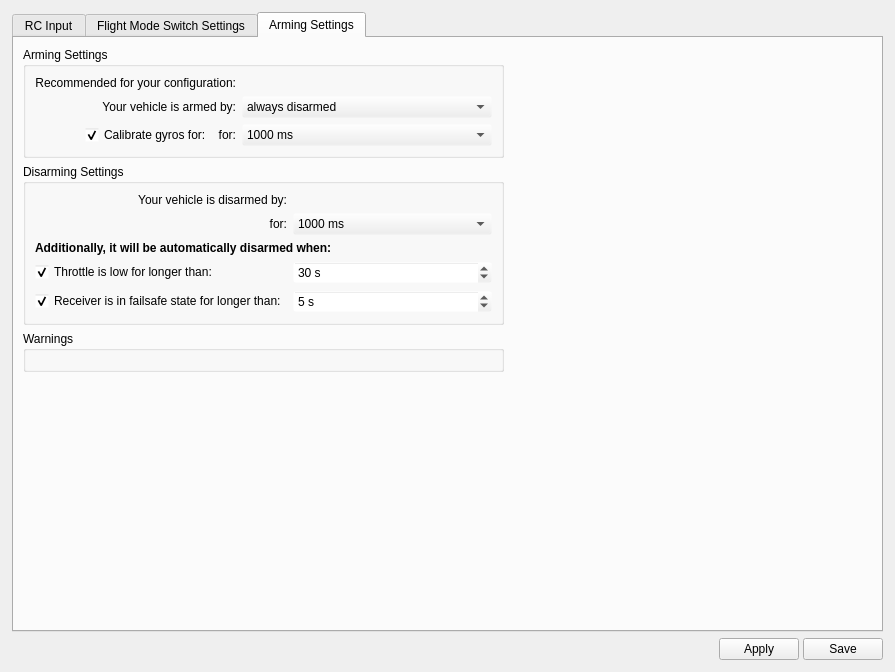
Before: the Qt Designer form ground/gcs/src/plugins/config/input.ui in d-ronin/dRonin, drawn with Qt 5.
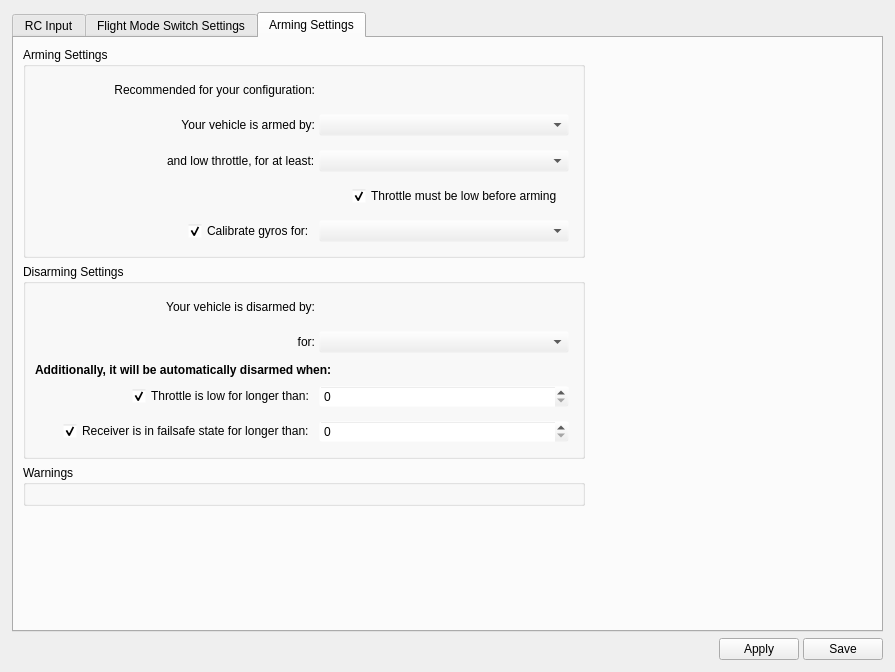
After: the same form once the commit is applied. The open tabs and pages were chosen to show the change. Icons and pictures are not drawn.

Commit message: GCS:Config: Further work on arming settings

What changed in the file:
```diff
--- a/ground/gcs/src/plugins/config/input.ui
+++ b/ground/gcs/src/plugins/config/input.ui
@@ -189,7 +189,7 @@
                    <number>12</number>
                   </property>
                   <item>
-                   <layout class="QHBoxLayout" name="horizontalLayout_8">
+                   <layout class="QHBoxLayout" name="horizontalLayout_17">
                     <property name="topMargin">
                      <number>5</number>
                     </property>
@@ -1426,7 +1426,7 @@
         <number>0</number>
        </property>
        <item>
-        <widget class="QScrollArea" name="scrollArea_2">
+        <widget class="QScrollArea" name="saArmingSettings">
          <property name="palette">
           <palette>
            <active>
@@ -1491,6 +1491,16 @@
            </disabled>
           </palette>
          </property>
+         <property name="styleSheet">
+          <string notr="true">QFrame[hasWarning=&quot;true&quot;] {
+	background-color: #f5c1c1;
+	background-image: url(:/configgadget/images/ic_warning_black_24px_trans.png);
+	background-repeat: none;
+	background-position: center left;
+	background-origin: content;
+}
+</string>
+         </property>
          <property name="frameShape">
           <enum>QFrame::NoFrame</enum>
          </property>
@@ -1515,7 +1525,201 @@
                 <string>Arming Settings</string>
                </property>
                <layout class="QGridLayout" name="gridLayout_6">
+                <item row="6" column="0" colspan="2">
+                 <widget class="QFrame" name="frSwitchArmTime">
+                  <property name="frameShape">
+                   <enum>QFrame::NoFrame</enum>
+                  </property>
+                  <property name="frameShadow">
+                   <enum>QFrame::Plain</enum>
+                  </property>
+                  <property name="lineWidth">
+                   <number>0</number>
+                  </property>
+                  <layout class="QHBoxLayout" name="horizontalLayout_9">
+                   <property name="spacing">
+                    <number>4</number>
+                   </property>
+                   <property name="leftMargin">
+                    <number>4</number>
+                   </property>
+                   <property name="topMargin">
+                    <number>4</number>
+                   </property>
+                   <property name="rightMargin">
+                    <number>4</number>
+                   </property>
+                   <property name="bottomMargin">
+                    <number>4</number>
+                   </property>
+                   <item>
+                    <spacer name="horizontalSpacer_2">
+                     <property name="orientation">
+                      <enum>Qt::Horizontal</enum>
+                     </property>
+                     <property name="sizeHint" stdset="0">
+                      <size>
+                       <width>24</width>
+                       <height>20</height>
+                      </size>
+                     </property>
+                    </spacer>
+                   </item>
+                   <item>
+                    <widget class="QCheckBox" name="cbCalibrateGyros">
+                     <property name="text">
+                      <string>Calibrate gyros for:</string>
+                     </property>
+                     <property name="checked">
+                      <bool>true</bool>
+                     </property>
+                     <property name="objrelation" stdset="0">
+                      <stringlist>
+                       <string>objname:ManualControlSettings</string>
+                       <string>fieldname:ArmingCalibrate</string>
+                      </stringlist>
+                     </property>
+                    </widget>
+                   </item>
+                   <item>
+                    <widget class="QComboBox" name="cbSwitchArmTime">
+                     <property name="sizePolicy">
+                      <sizepolicy hsizetype="Minimum" vsizetype="Fixed">
+                       <horstretch>0</horstretch>
+                       <verstretch>0</verstretch>
+                      </sizepolicy>
+                     </property>
+                     <property name="minimumSize">
+                      <size>
+                       <width>250</width>
+                       <height>0</height>
+                      </size>
+                     </property>
+                     <property name="currentText">
+                      <string/>
+                     </property>
+                     <property name="currentIndex">
+                      <number>-1</number>
+                     </property>
+                     <property name="objrelation" stdset="0">
+                      <stringlist notr="true">
+                       <string>objname:ManualControlSettings</string>
+                       <string>fieldname:ArmTime</string>
+                       <string>useunits:yes</string>
+                      </stringlist>
+                     </property>
+                    </widget>
+                   </item>
+                  </layout>
+                 </widget>
+                </item>
                 <item row="1" column="0" colspan="2">
+                 <widget class="QFrame" name="frRecommendedArm">
+                  <property name="frameShape">
+                   <enum>QFrame::NoFrame</enum>
+                  </property>
+                  <property name="frameShadow">
+                   <enum>QFrame::Plain</enum>
+                  </property>
+                  <property name="lineWidth">
+                   <number>0</number>
+                  </property>
+                  <layout class="QHBoxLayout" name="horizontalLayout_12">
+                   <property name="spacing">
+                    <number>4</number>
+                   </property>
+                   <property name="leftMargin">
+                    <number>4</number>
+                   </property>
+                   <property name="topMargin">
+                    <number>4</number>
+                   </property>
+                   <property name="rightMargin">
+                    <number>4</number>
+                   </property>
+                   <property name="bottomMargin">
+                    <number>4</number>
+                   </property>
+                   <item>
+                    <spacer name="horizontalSpacer_19">
+                     <property name="orientation">
+                      <enum>Qt::Horizontal</enum>
+                     </property>
+                     <property name="sizeHint" stdset="0">
+                      <size>
+                       <width>24</width>
+                       <height>20</height>
+                      </size>
+                     </property>
+                    </spacer>
+                   </item>
+                   <item>
+                    <widget class="QLabel" name="lblRecommendedDesc">
+                     <property name="text">
+                      <string>Recommended for your configuration:</string>
+                     </property>
+                     <property name="alignment">
+                      <set>Qt::AlignRight|Qt::AlignTrailing|Qt::AlignVCenter</set>
+                     </property>
+                    </widget>
+                   </item>
+                   <item>
+                    <widget class="QLabel" name="lblRecommendedArm">
+                     <property name="minimumSize">
+                      <size>
+                       <width>250</width>
+                       <height>0</height>
+                      </size>
+                     </property>
+                     <property name="text">
+                      <string/>
+                     </property>
+                    </widget>
+                   </item>
+                  </layout>
+                 </widget>
+                </item>
+                <item row="3" column="0" colspan="2">
+                 <widget class="QFrame" name="frArmMethod">
+                  <property name="frameShape">
+                   <enum>QFrame::NoFrame</enum>
+                  </property>
+                  <property name="frameShadow">
+                   <enum>QFrame::Plain</enum>
+                  </property>
+                  <property name="lineWidth">
+                   <number>0</number>
+                  </property>
+                  <layout class="QHBoxLayout" name="horizontalLayout_11">
+                   <property name="spacing">
+                    <number>4</number>
+                   </property>
+                   <property name="leftMargin">
+                    <number>4</number>
+                   </property>
+                   <property name="topMargin">
+                    <number>4</number>
+                   </property>
+                   <property name="rightMargin">
+                    <number>4</number>
+                   </property>
+                   <property name="bottomMargin">
+                    <number>4</number>
+                   </property>
+                   <item>
+                    <spacer name="horizontalSpacer_18">
+                     <property name="orientation">
+                      <enum>Qt::Horizontal</enum>
+                     </property>
+                     <property name="sizeHint" stdset="0">
+                      <size>
+                       <width>24</width>
+                       <height>20</height>
+                      </size>
+                     </property>
+                    </spacer>
+                   </item>
+                   <item>
                  <widget class="QLabel" name="lblArmDesc">
                   <property name="font">
                    <font>
@@ -1531,7 +1735,7 @@
                   </property>
                  </widget>
                 </item>
-                <item row="1" column="2">
+                   <item>
                  <widget class="QComboBox" name="cbArmMethod">
                   <property name="minimumSize">
                    <size>
@@ -1545,138 +1749,142 @@
                   <property name="toolTip">
                    <string>Indicate the control used for arming the airframe, in addition to setting the throttle to its minimum position. In other terms &quot;Throttle Off&quot;.</string>
                   </property>
-                  <item>
-                   <property name="text">
-                    <string>always disarmed</string>
-                   </property>
-                  </item>
-                  <item>
-                   <property name="text">
-                    <string>always armed</string>
-                   </property>
-                  </item>
-                  <item>
-                   <property name="text">
-                    <string>armed by a switch</string>
-                   </property>
-                  </item>
-                  <item>
-                   <property name="text">
-                    <string>armed by roll left</string>
-                   </property>
-                  </item>
-                  <item>
-                   <property name="text">
-                    <string>armed by roll right</string>
-                   </property>
-                  </item>
-                  <item>
-                   <property name="text">
-                    <string>armed by yaw left</string>
-                   </property>
-                  </item>
-                  <item>
-                   <property name="text">
-                    <string>armed by yaw right</string>
-                   </property>
-                  </item>
-                  <item>
-                   <property name="text">
-                    <string>armed by roll left and yaw right</string>
-                   </property>
-                  </item>
-                 </widget>
-                </item>
-                <item row="0" column="2">
-                 <widget class="QLabel" name="lblRecommendedArm">
-                  <property name="text">
-                   <string/>
-                  </property>
+                     <property name="objrelation" stdset="0">
+                      <stringlist>
+                       <string>objname:ManualControlSettings</string>
+                       <string>fieldname:Arming</string>
+                      </stringlist>
+                     </property>
+                    </widget>
+                   </item>
+                  </layout>
                  </widget>
                 </item>
-                <item row="3" column="2">
-                 <widget class="QComboBox" name="cbArmTime">
-                  <property name="sizePolicy">
-                   <sizepolicy hsizetype="Minimum" vsizetype="Fixed">
-                    <horstretch>0</horstretch>
-                    <verstretch>0</verstretch>
-                   </sizepolicy>
+                <item row="4" column="0" colspan="2">
+                 <widget class="QFrame" name="frStickArmTime">
+                  <property name="frameShape">
+                   <enum>QFrame::NoFrame</enum>
                   </property>
-                  <property name="minimumSize">
-                   <size>
-                    <width>250</width>
-                    <height>0</height>
-                   </size>
+                  <property name="frameShadow">
+                   <enum>QFrame::Plain</enum>
                   </property>
-                  <property name="currentText">
-                   <string>1000 ms</string>
+                  <property name="lineWidth">
+                   <number>0</number>
                   </property>
-                  <property name="currentIndex">
-                   <number>2</number>
-                  </property>
-                  <item>
-                   <property name="text">
-                    <string>250 ms</string>
+                  <layout class="QHBoxLayout" name="horizontalLayout">
+                   <property name="spacing">
+                    <number>4</number>
+                   </property>
+                   <property name="leftMargin">
+                    <number>4</number>
                    </property>
-                  </item>
-                  <item>
-                   <property name="text">
-                    <string>500 ms</string>
+                   <property name="topMargin">
+                    <number>4</number>
                    </property>
-                  </item>
-                  <item>
-                   <property name="text">
-                    <string>1000 ms</string>
+                   <property name="rightMargin">
+                    <number>4</number>
                    </property>
-                  </item>
-                 </widget>
-                </item>
-                <item row="0" column="0" colspan="2">
-                 <widget class="QLabel" name="lblRecommendedDesc">
-                  <property name="text">
-                   <string>Recommended for your configuration:</string>
-                  </property>
-                  <property name="alignment">
-                   <set>Qt::AlignRight|Qt::AlignTrailing|Qt::AlignVCenter</set>
-                  </property>
-                 </widget>
-                </item>
-                <item row="3" column="0" colspan="2">
-                 <layout class="QHBoxLayout" name="horizontalLayout_10">
+                   <property name="bottomMargin">
+                    <number>4</number>
+                   </property>
                   <item>
-                   <spacer name="horizontalSpacer_2">
+                    <spacer name="horizontalSpacer_17">
                     <property name="orientation">
                      <enum>Qt::Horizontal</enum>
                     </property>
                     <property name="sizeHint" stdset="0">
                      <size>
-                      <width>40</width>
+                       <width>24</width>
                       <height>20</height>
                      </size>
                     </property>
                    </spacer>
                   </item>
-                  <item>
-                   <widget class="QCheckBox" name="cbCalibrateGyros">
-                    <property name="text">
-                     <string>Calibrate gyros for:</string>
-                    </property>
-                    <property name="checked">
-                     <bool>true</bool>
-                    </property>
-                   </widget>
-                  </item>
                   <item>
                    <widget class="QLabel" name="lblStickArmTime">
                     <property name="text">
-                     <string>for:</string>
-                    </property>
-                    <property name="alignment">
-                     <set>Qt::AlignRight|Qt::AlignTrailing|Qt::AlignVCenter</set>
-                    </property>
+                      <string>and low throttle, for at least:</string>
+                     </property>
+                    </widget>
+                   </item>
+                   <item>
+                    <widget class="QComboBox" name="cbStickArmTime">
+                     <property name="minimumSize">
+                      <size>
+                       <width>250</width>
+                       <height>0</height>
+                      </size>
+                     </property>
+                     <property name="objrelation" stdset="0">
+                      <stringlist notr="true">
+                       <string>objname:ManualControlSettings</string>
+                       <string>fieldname:ArmTime</string>
+                       <string>useunits:yes</string>
+                      </stringlist>
+                     </property>
                    </widget>
                   </item>
                  </layout>
+                 </widget>
+                </item>
+                <item row="5" column="0">
+                 <widget class="QFrame" name="frThrottleCheck">
+                  <property name="frameShape">
+                   <enum>QFrame::NoFrame</enum>
+                  </property>
+                  <property name="frameShadow">
+                   <enum>QFrame::Plain</enum>
+                  </property>
+                  <property name="lineWidth">
+                   <number>0</number>
+                  </property>
+                  <layout class="QHBoxLayout" name="horizontalLayout_10">
+                   <property name="spacing">
+                    <number>4</number>
+                   </property>
+                   <property name="leftMargin">
+                    <number>4</number>
+                   </property>
+                   <property name="topMargin">
+                    <number>4</number>
+                   </property>
+                   <property name="rightMargin">
+                    <number>4</number>
+                   </property>
+                   <property name="bottomMargin">
+                    <number>4</number>
+                   </property>
+                   <item>
+                    <spacer name="horizontalSpacer_16">
+                     <property name="orientation">
+                      <enum>Qt::Horizontal</enum>
+                     </property>
+                     <property name="sizeHint" stdset="0">
+                      <size>
+                       <width>24</width>
+                       <height>20</height>
+                      </size>
+                     </property>
+                    </spacer>
+                   </item>
+                   <item>
+                    <widget class="QCheckBox" name="cbThrottleCheck">
+                     <property name="text">
+                      <string>Throttle must be low before arming</string>
+                     </property>
+                     <property name="checked">
+                      <bool>true</bool>
+                     </property>
+                     <property name="objrelation" stdset="0">
+                      <stringlist>
+                       <string>objname:ManualControlSettings</string>
+                       <string>fieldname:ArmingThrottleCheck</string>
+                      </stringlist>
+                     </property>
+                    </widget>
+                   </item>
+                  </layout>
+                 </widget>
                 </item>
                </layout>
               </widget>
@@ -1687,7 +1895,47 @@
                 <string>Disarming Settings</string>
                </property>
                <layout class="QGridLayout" name="gridLayout_8">
-                <item row="0" column="0">
+                <item row="1" column="0" colspan="2">
+                 <widget class="QFrame" name="frDisarmMethod">
+                  <property name="frameShape">
+                   <enum>QFrame::NoFrame</enum>
+                  </property>
+                  <property name="frameShadow">
+                   <enum>QFrame::Plain</enum>
+                  </property>
+                  <property name="lineWidth">
+                   <number>0</number>
+                  </property>
+                  <layout class="QHBoxLayout" name="horizontalLayout_13">
+                   <property name="spacing">
+                    <number>4</number>
+                   </property>
+                   <property name="leftMargin">
+                    <number>4</number>
+                   </property>
+                   <property name="topMargin">
+                    <number>4</number>
+                   </property>
+                   <property name="rightMargin">
+                    <number>4</number>
+                   </property>
+                   <property name="bottomMargin">
+                    <number>4</number>
+                   </property>
+                   <item>
+                    <spacer name="horizontalSpacer_20">
+                     <property name="orientation">
+                      <enum>Qt::Horizontal</enum>
+                     </property>
+                     <property name="sizeHint" stdset="0">
+                      <size>
+                       <width>24</width>
+                       <height>20</height>
+                      </size>
+                     </property>
+                    </spacer>
+                   </item>
+                   <item>
                  <widget class="QLabel" name="lblDisarmDesc">
                   <property name="text">
                    <string>Your vehicle is disarmed by:</string>
@@ -1697,14 +1945,63 @@
                   </property>
                  </widget>
                 </item>
-                <item row="0" column="1">
+                   <item>
                  <widget class="QLabel" name="lblDisarmMethod">
+                     <property name="minimumSize">
+                      <size>
+                       <width>250</width>
+                       <height>0</height>
+                      </size>
+                     </property>
                   <property name="text">
                    <string/>
                   </property>
                  </widget>
                 </item>
-                <item row="1" column="0">
+                  </layout>
+                 </widget>
+                </item>
+                <item row="2" column="0" colspan="2">
+                 <widget class="QFrame" name="frStickDisarmTime">
+                  <property name="frameShape">
+                   <enum>QFrame::NoFrame</enum>
+                  </property>
+                  <property name="frameShadow">
+                   <enum>QFrame::Plain</enum>
+                  </property>
+                  <property name="lineWidth">
+                   <number>0</number>
+                  </property>
+                  <layout class="QHBoxLayout" name="horizontalLayout_14">
+                   <property name="spacing">
+                    <number>4</number>
+                   </property>
+                   <property name="leftMargin">
+                    <number>4</number>
+                   </property>
+                   <property name="topMargin">
+                    <number>4</number>
+                   </property>
+                   <property name="rightMargin">
+                    <number>4</number>
+                   </property>
+                   <property name="bottomMargin">
+                    <number>4</number>
+                   </property>
+                   <item>
+                    <spacer name="horizontalSpacer_21">
+                     <property name="orientation">
+                      <enum>Qt::Horizontal</enum>
+                     </property>
+                     <property name="sizeHint" stdset="0">
+                      <size>
+                       <width>24</width>
+                       <height>20</height>
+                      </size>
+                     </property>
+                    </spacer>
+                   </item>
+                   <item>
                  <widget class="QLabel" name="lblDisarmTimeDesc">
                   <property name="text">
                    <string>for:</string>
@@ -1714,61 +2011,175 @@
                   </property>
                  </widget>
                 </item>
-                <item row="1" column="1">
+                   <item>
                  <widget class="QComboBox" name="cbDisarmTime">
+                     <property name="minimumSize">
+                      <size>
+                       <width>250</width>
+                       <height>0</height>
+                      </size>
+                     </property>
                   <property name="currentIndex">
-                   <number>2</number>
-                  </property>
+                      <number>-1</number>
+                     </property>
+                     <property name="objrelation" stdset="0">
+                      <stringlist notr="true">
+                       <string>objname:ManualControlSettings</string>
+                       <string>fieldname:DisarmTime</string>
+                       <string>useunits:yes</string>
+                      </stringlist>
+                     </property>
+                    </widget>
+                   </item>
+                  </layout>
+                 </widget>
+                </item>
+                <item row="3" column="0" colspan="2">
+                 <widget class="QFrame" name="frAutoDisarm">
+                  <property name="frameShape">
+                   <enum>QFrame::NoFrame</enum>
+                  </property>
+                  <property name="frameShadow">
+                   <enum>QFrame::Plain</enum>
+                  </property>
+                  <layout class="QVBoxLayout" name="verticalLayout_2">
+                   <property name="spacing">
+                    <number>4</number>
+                   </property>
+                   <property name="leftMargin">
+                    <number>0</number>
+                   </property>
+                   <property name="topMargin">
+                    <number>0</number>
+                   </property>
+                   <property name="rightMargin">
+                    <number>0</number>
+                   </property>
+                   <property name="bottomMargin">
+                    <number>0</number>
+                   </property>
                   <item>
+                    <widget class="QLabel" name="lblAutoDisarm">
                    <property name="text">
-                    <string>250 ms</string>
-                   </property>
+                      <string>&lt;html&gt;&lt;head/&gt;&lt;body&gt;&lt;p&gt;&lt;span style=&quot; font-weight:600;&quot;&gt;Additionally, it will be automatically disarmed when:&lt;/span&gt;&lt;/p&gt;&lt;/body&gt;&lt;/html&gt;</string>
+                     </property>
+                    </widget>
                   </item>
                   <item>
-                   <property name="text">
-                    <string>500 ms</string>
-                   </property>
+                    <widget class="QFrame" name="frThrottleTimeout">
+                     <property name="frameShape">
+                      <enum>QFrame::NoFrame</enum>
+                     </property>
+                     <property name="frameShadow">
+                      <enum>QFrame::Plain</enum>
+                     </property>
+                     <property name="lineWidth">
+                      <number>0</number>
+                     </property>
+                     <layout class="QHBoxLayout" name="horizontalLayout_15">
+                      <property name="spacing">
+                       <number>4</number>
+                      </property>
+                      <property name="leftMargin">
+                       <number>4</number>
+                      </property>
+                      <property name="topMargin">
+                       <number>4</number>
+                      </property>
+                      <property name="rightMargin">
+                       <number>4</number>
+                      </property>
+                      <property name="bottomMargin">
+                       <number>4</number>
+                      </property>
+                      <item>
+                       <spacer name="horizontalSpacer_22">
+                        <property name="orientation">
+                         <enum>Qt::Horizontal</enum>
+                        </property>
+                        <property name="sizeHint" stdset="0">
+                         <size>
+                          <width>24</width>
+                          <height>20</height>
+                         </size>
+                        </property>
+                       </spacer>
                   </item>
                   <item>
+                       <widget class="QCheckBox" name="cbThrottleTimeout">
                    <property name="text">
-                    <string>1000 ms</string>
-                   </property>
-                  </item>
-                 </widget>
-                </item>
-                <item row="3" column="1">
+                         <string>Throttle is low for longer than:</string>
+                        </property>
+                        <property name="checked">
+                         <bool>true</bool>
+                        </property>
+                       </widget>
+                      </item>
+                      <item>
                  <widget class="QSpinBox" name="sbThrottleTimeout">
-                  <property name="suffix">
-                   <string> s</string>
-                  </property>
-                  <property name="minimum">
-                   <number>1</number>
-                  </property>
+                        <property name="minimumSize">
+                         <size>
+                          <width>250</width>
+                          <height>0</height>
+                         </size>
+                        </property>
                   <property name="maximum">
-                   <number>600</number>
-                  </property>
-                  <property name="value">
-                   <number>30</number>
+                         <number>999999999</number>
+                        </property>
+                        <property name="objrelation" stdset="0">
+                         <stringlist notr="true">
+                          <string>objname:ManualControlSettings</string>
+                          <string>fieldname:ArmedTimeout</string>
+                          <string>useunits:yes</string>
+                          <string>scale:1000.0</string>
+                         </stringlist>
                   </property>
                  </widget>
                 </item>
-                <item row="4" column="1">
-                 <widget class="QSpinBox" name="sbFailsafeTimeout">
-                  <property name="suffix">
-                   <string> s</string>
-                  </property>
-                  <property name="minimum">
-                   <number>1</number>
-                  </property>
-                  <property name="maximum">
-                   <number>30</number>
-                  </property>
-                  <property name="value">
-                   <number>5</number>
-                  </property>
-                 </widget>
-                </item>
-                <item row="4" column="0">
+                     </layout>
+                    </widget>
+                   </item>
+                   <item>
+                    <widget class="QFrame" name="frFailsafeTimeout">
+                     <property name="frameShape">
+                      <enum>QFrame::NoFrame</enum>
+                     </property>
+                     <property name="frameShadow">
+                      <enum>QFrame::Plain</enum>
+                     </property>
+                     <property name="lineWidth">
+                      <number>0</number>
+                     </property>
+                     <layout class="QHBoxLayout" name="horizontalLayout_16">
+                      <property name="spacing">
+                       <number>4</number>
+                      </property>
+                      <property name="leftMargin">
+                       <number>4</number>
+                      </property>
+                      <property name="topMargin">
+                       <number>4</number>
+                      </property>
+                      <property name="rightMargin">
+                       <number>4</number>
+                      </property>
+                      <property name="bottomMargin">
+                       <number>4</number>
+                      </property>
+                      <item>
+                       <spacer name="horizontalSpacer_23">
+                        <property name="orientation">
+                         <enum>Qt::Horizontal</enum>
+                        </property>
+                        <property name="sizeHint" stdset="0">
+                         <size>
+                          <width>24</width>
+                          <height>20</height>
+                         </size>
+                        </property>
+                       </spacer>
+                      </item>
+                      <item>
                  <widget class="QCheckBox" name="cbFailsafeTimeout">
                   <property name="text">
                    <string>Receiver is in failsafe state for longer than:</string>
@@ -1778,21 +2189,31 @@
                   </property>
                  </widget>
                 </item>
-                <item row="3" column="0">
-                 <widget class="QCheckBox" name="cbThrottleTimeout">
-                  <property name="text">
-                   <string>Throttle is low for longer than:</string>
-                  </property>
-                  <property name="checked">
-                   <bool>true</bool>
-                  </property>
-                 </widget>
-                </item>
-                <item row="2" column="0" colspan="2">
-                 <widget class="QLabel" name="lblAutoDisarm">
-                  <property name="text">
-                   <string>&lt;html&gt;&lt;head/&gt;&lt;body&gt;&lt;p&gt;&lt;span style=&quot; font-weight:600;&quot;&gt;Additionally, it will be automatically disarmed when:&lt;/span&gt;&lt;/p&gt;&lt;/body&gt;&lt;/html&gt;</string>
-                  </property>
+                      <item>
+                       <widget class="QSpinBox" name="sbFailsafeTimeout">
+                        <property name="minimumSize">
+                         <size>
+                          <width>250</width>
+                          <height>0</height>
+                         </size>
+                        </property>
+                        <property name="maximum">
+                         <number>999999999</number>
+                        </property>
+                        <property name="objrelation" stdset="0">
+                         <stringlist notr="true">
+                          <string>objname:ManualControlSettings</string>
+                          <string>fieldname:InvalidRXArmedTimeout</string>
+                          <string>useunits:yes</string>
+                          <string>scale:1000.0</string>
+                         </stringlist>
+                        </property>
+                       </widget>
+                      </item>
+                     </layout>
+                    </widget>
+                   </item>
+                  </layout>
                  </widget>
                 </item>
                </layout>
@@ -1819,7 +2240,7 @@
                <property name="sizeHint" stdset="0">
                 <size>
                  <width>20</width>
-                 <height>467</height>
+                 <height>10</height>
                 </size>
                </property>
               </spacer>
```
Left out of the diff: 4 changed lines with no effect on the pictures. Lines whose indentation alone changed are shown as unchanged. The commit also changes 4 other files.
